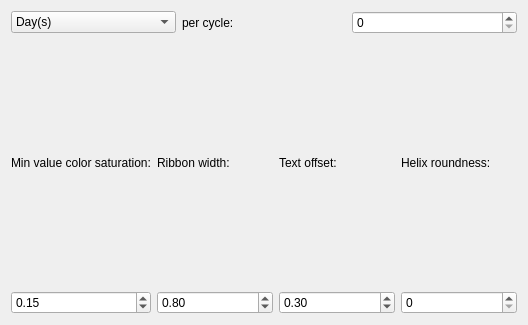
This is visualizations/ui_helixwidget.ui in mbernasocchi/multiview as Qt 5 draws it before an edit. The edited form follows.
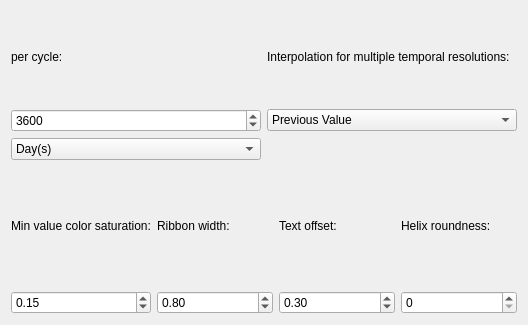
This is the edited form.

Diff of the .ui file:
```diff
--- a/visualizations/ui_helixwidget.ui
+++ b/visualizations/ui_helixwidget.ui
@@ -18,8 +18,8 @@
   </property>
   <layout class="QVBoxLayout" name="verticalLayout">
    <item>
-    <layout class="QHBoxLayout" name="horizontalLayout">
-     <item>
+    <layout class="QGridLayout" name="gridLayout_2">
+     <item row="2" column="0">
       <widget class="QComboBox" name="unitPerCycle">
        <item>
         <property name="text">
@@ -33,21 +33,45 @@
        </item>
       </widget>
      </item>
-     <item>
+     <item row="0" column="0">
       <widget class="QLabel" name="label">
        <property name="text">
         <string>per cycle:</string>
        </property>
       </widget>
      </item>
-     <item>
+     <item row="1" column="0">
       <widget class="QSpinBox" name="sizePerCycle">
        <property name="accelerated">
         <bool>true</bool>
        </property>
        <property name="maximum">
-        <number>99999</number>
+        <number>99999999</number>
        </property>
+       <property name="value">
+        <number>3600</number>
+       </property>
+      </widget>
+     </item>
+     <item row="0" column="1">
+      <widget class="QLabel" name="label_6">
+       <property name="text">
+        <string>Interpolation for multiple temporal resolutions:</string>
+       </property>
+      </widget>
+     </item>
+     <item row="1" column="1">
+      <widget class="QComboBox" name="interpolationMethod">
+       <item>
+        <property name="text">
+         <string>Previous Value</string>
+        </property>
+       </item>
+       <item>
+        <property name="text">
+         <string>None</string>
+        </property>
+       </item>
       </widget>
      </item>
     </layout>
```
Left out of the diff: 1 changed line with no effect on the pictures.
